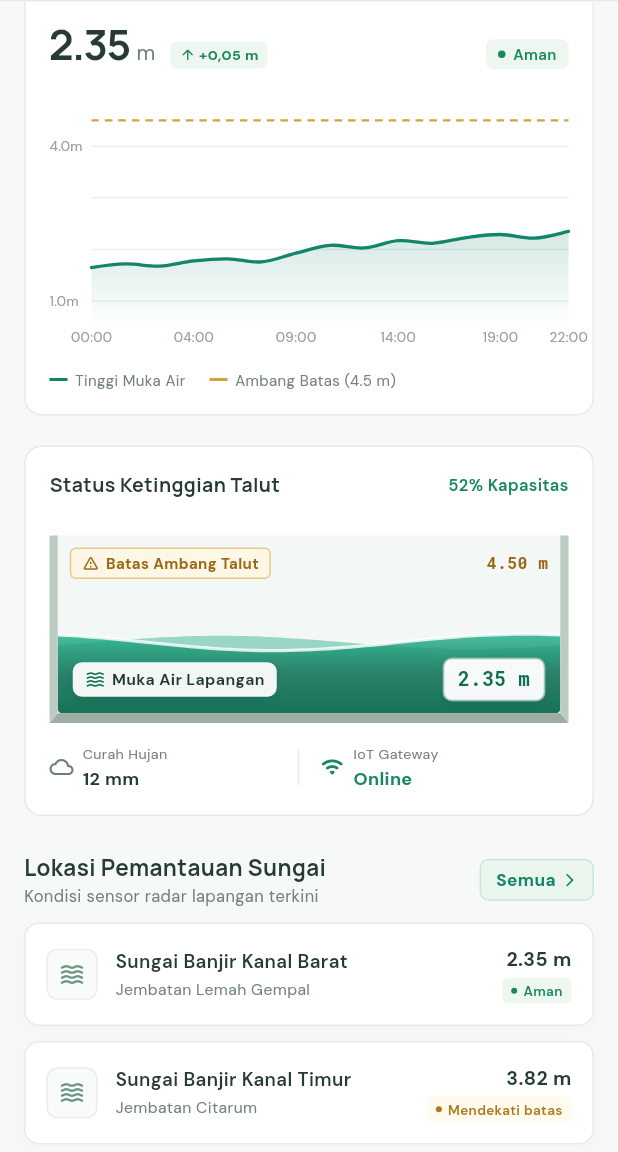
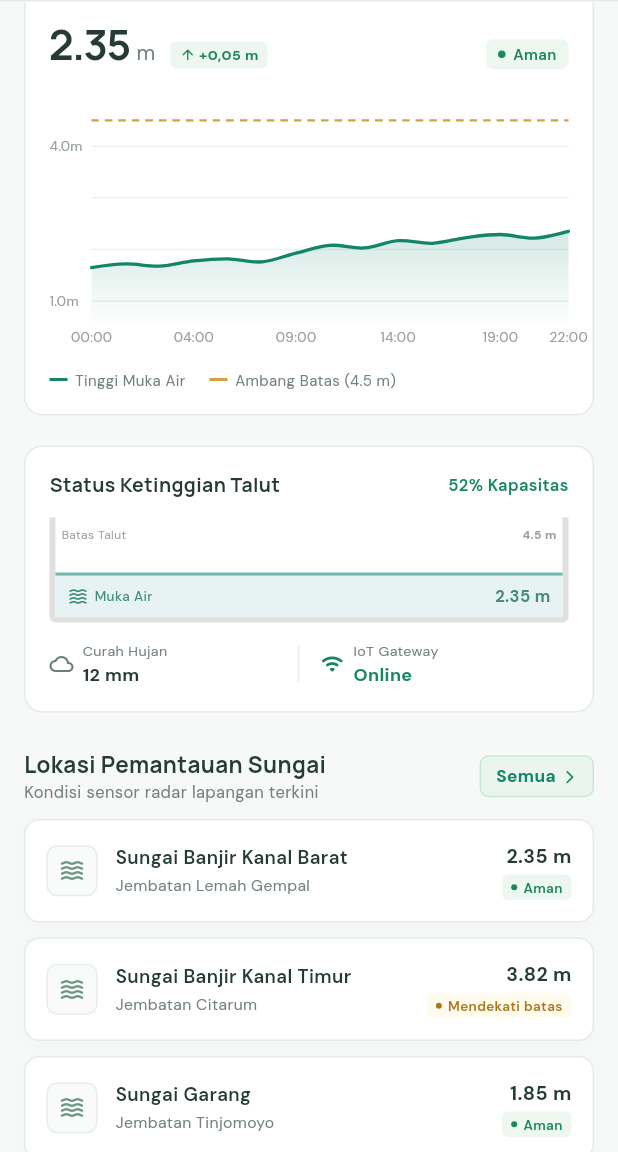
Before and after one commit to SadewaNickz/Early_Warning_System_Mobile, a Flutter app: the HomeScreen screen opened directly with empty values, scrolled down 576 dp, on a phone screen of 412 x 824 dp, the part 84-1236 px from its top. Run offline on Flutter 3.47's test engine with Material 3 defaults, Android fonts, the phone set to English and light mode, and no system bars; drawn by our look-alikes of fl_chart; our stand-ins replace google_fonts.

Commit message:
perbaiki talut

```diff
--- a/lib/screens/home_screen.dart
+++ b/lib/screens/home_screen.dart
@@ -4,7 +4,6 @@
 import '../models/station_model.dart';
 import '../services/ews_data_service.dart';
 import '../theme/app_theme.dart';
-import '../widgets/animated_river_water_gauge.dart';
 import '../widgets/bouncing_button.dart';
 
 class HomeScreen extends StatefulWidget {
@@ -840,18 +839,68 @@
           ),
           const SizedBox(height: 12),
 
-          const SizedBox(height: 12),
-
-          // Live Animated River Water Gauge (Simulasi Talut & Gelombang Aliran Air)
-          AnimatedRiverWaterGauge(
-            currentHeight: station.height,
-            limit: station.limit,
-            status: station.status,
-            isOnline: station.online,
-            gaugeHeight: 125,
+          // U-shaped river cross section (level-diagram dari web)
+          Container(
+            height: 70,
+            decoration: BoxDecoration(
+              border: Border(
+                left: BorderSide(color: Colors.grey.shade300, width: 4),
+                right: BorderSide(color: Colors.grey.shade300, width: 4),
+                bottom: BorderSide(color: Colors.grey.shade300, width: 4),
+              ),
+              borderRadius: const BorderRadius.vertical(bottom: Radius.circular(4)),
+            ),
+            child: Stack(
+              alignment: Alignment.bottomCenter,
+              children: [
+                // Dashed line ambang batas
+                Positioned(
+                  top: 6,
+                  left: 4,
+                  right: 4,
+                  child: Row(
+                    mainAxisAlignment: MainAxisAlignment.spaceBetween,
+                    children: [
+                      Text('Batas Talut', style: TextStyle(fontSize: 8, color: Colors.grey.shade500)),
+                      Text('${station.limit} m', style: TextStyle(fontSize: 8, fontWeight: FontWeight.bold, color: Colors.grey.shade500)),
+                    ],
+                  ),
+                ),
+                // River water box
+                FractionallySizedBox(
+                  heightFactor: (percent * 0.85).clamp(0.2, 0.95),
+                  widthFactor: 1.0,
+                  child: Container(
+                    decoration: const BoxDecoration(
+                      color: AppTheme.riverWater,
+                      border: Border(
+                        top: BorderSide(color: AppTheme.riverBorder, width: 2),
+                      ),
+                    ),
+                    padding: const EdgeInsets.symmetric(horizontal: 8),
+                    child: Row(
+                      mainAxisAlignment: MainAxisAlignment.spaceBetween,
+                      children: [
+                        const Row(
+                          children: [
+                            Icon(Icons.waves_rounded, size: 14, color: AppTheme.riverText),
+                            SizedBox(width: 4),
+                            Text('Muka Air', style: TextStyle(fontSize: 9, color: AppTheme.riverText, fontWeight: FontWeight.w500)),
+                          ],
+                        ),
+                        Text(
+                          '${station.height} m',
+                          style: const TextStyle(fontSize: 11, fontWeight: FontWeight.bold, color: AppTheme.riverText),
+                        ),
+                      ],
+                    ),
+                  ),
+                ),
+              ],
+            ),
           ),
 
-          const SizedBox(height: 14),
+          const SizedBox(height: 12),
 
           // Metrics: Curah Hujan & Status Gateway
           Row(
--- a/lib/screens/stations_screen.dart
+++ b/lib/screens/stations_screen.dart
@@ -3,7 +3,6 @@
 import '../models/station_model.dart';
 import '../services/ews_data_service.dart';
 import '../theme/app_theme.dart';
-import '../widgets/animated_river_water_gauge.dart';
 import '../widgets/bouncing_button.dart';
 
 class StationsScreen extends StatefulWidget {
@@ -489,17 +488,6 @@
 
               const SizedBox(height: 14),
 
-              // Live Animated River Water Gauge (Simulasi Gelombang Aliran Air)
-              AnimatedRiverWaterGauge(
-                currentHeight: station.height,
-                limit: station.limit,
-                status: station.status,
-                isOnline: station.online,
-                gaugeHeight: 110,
-              ),
-
-              const SizedBox(height: 14),
-
               // Detail telemetri sensor
               Container(
                 padding: const EdgeInsets.all(14),
--- a/lib/widgets/animated_river_water_gauge.dart
+++ /dev/null
@@ -1,321 +0,0 @@
-import 'dart:math' as math;
-import 'package:flutter/material.dart';
-import 'package:google_fonts/google_fonts.dart';
-
-class AnimatedRiverWaterGauge extends StatefulWidget {
-  final double currentHeight;
-  final double limit;
-  final String status;
-  final bool isOnline;
-  final double gaugeHeight;
-
-  const AnimatedRiverWaterGauge({
-    super.key,
-    required this.currentHeight,
-    required this.limit,
-    required this.status,
-    this.isOnline = true,
-    this.gaugeHeight = 125.0,
-  });
-
-  @override
-  State<AnimatedRiverWaterGauge> createState() => _AnimatedRiverWaterGaugeState();
-}
-
-class _AnimatedRiverWaterGaugeState extends State<AnimatedRiverWaterGauge>
-    with SingleTickerProviderStateMixin {
-  late final AnimationController _waveController;
-
-  @override
-  void initState() {
-    super.initState();
-    _waveController = AnimationController(
-      vsync: this,
-      duration: const Duration(milliseconds: 2800),
-    )..repeat();
-  }
-
-  @override
-  void dispose() {
-    _waveController.dispose();
-    super.dispose();
-  }
-
-  Color get _waterTopColor {
-    if (!widget.isOnline) return const Color(0xFF9EACA3);
-    if (widget.status == 'Bahaya') return const Color(0xFFF05159);
-    if (widget.status == 'Mendekati batas') return const Color(0xFFF5B23E);
-    return const Color(0xFF26B48F);
-  }
-
-  Color get _waterBottomColor {
-    if (!widget.isOnline) return const Color(0xFF75857C);
-    if (widget.status == 'Bahaya') return const Color(0xFFB52D35);
-    if (widget.status == 'Mendekati batas') return const Color(0xFFB87814);
-    return const Color(0xFF0F6E54);
-  }
-
-  @override
-  Widget build(BuildContext context) {
-    final validLimit = widget.limit > 0 ? widget.limit : 4.5;
-    final targetPercent = (widget.currentHeight / validLimit).clamp(0.10, 0.96);
-
-    return TweenAnimationBuilder<double>(
-      tween: Tween<double>(begin: 0.15, end: targetPercent),
-      duration: const Duration(milliseconds: 700),
-      curve: Curves.easeOutCubic,
-      builder: (context, animatedPercent, _) {
-        return Container(
-          height: widget.gaugeHeight,
-          decoration: const BoxDecoration(
-            color: Color(0xFFF3F7F5),
-            borderRadius: BorderRadius.vertical(bottom: Radius.circular(8)),
-            border: Border(
-              left: BorderSide(color: Color(0xFFBDCCC3), width: 5.5),
-              right: BorderSide(color: Color(0xFFBDCCC3), width: 5.5),
-              bottom: BorderSide(color: Color(0xFF9EACA4), width: 6.5),
-            ),
-          ),
-          child: Stack(
-            clipBehavior: Clip.none,
-            children: [
-              // Dashed line & Threshold Header (Batas Talut)
-              Positioned(
-                top: 8,
-                left: 8,
-                right: 8,
-                child: Row(
-                  mainAxisAlignment: MainAxisAlignment.spaceBetween,
-                  children: [
-                    Container(
-                      padding: const EdgeInsets.symmetric(horizontal: 7, vertical: 2.5),
-                      decoration: BoxDecoration(
-                        color: const Color(0xFFFFF7E6),
-                        borderRadius: BorderRadius.circular(4),
-                        border: Border.all(color: const Color(0xFFE8C88B)),
-                      ),
-                      child: Row(
-                        mainAxisSize: MainAxisSize.min,
-                        children: [
-                          const Icon(Icons.warning_amber_rounded, size: 12, color: Color(0xFF9B6916)),
-                          const SizedBox(width: 4),
-                          Text(
-                            'Batas Ambang Talut',
-                            style: GoogleFonts.dmSans(
-                              fontSize: 10,
-                              fontWeight: FontWeight.w700,
-                              color: const Color(0xFF9B6916),
-                            ),
-                          ),
-                        ],
-                      ),
-                    ),
-                    Text(
-                      '${widget.limit.toStringAsFixed(2)} m',
-                      style: GoogleFonts.robotoMono(
-                        fontSize: 11,
-                        fontWeight: FontWeight.w800,
-                        color: const Color(0xFF9B6916),
-                      ),
-                    ),
-                  ],
-                ),
-              ),
-
-              // Animated Water Canvas (Waves)
-              Positioned.fill(
-                child: ClipRRect(
-                  borderRadius: const BorderRadius.vertical(bottom: Radius.circular(3)),
-                  child: AnimatedBuilder(
-                    animation: _waveController,
-                    builder: (context, _) {
-                      return CustomPaint(
-                        painter: _RiverWavePainter(
-                          wavePhase: _waveController.value,
-                          percent: animatedPercent,
-                          topColor: _waterTopColor,
-                          bottomColor: _waterBottomColor,
-                        ),
-                      );
-                    },
-                  ),
-                ),
-              ),
-
-              // Floating Real-time TMA Pill
-              Positioned(
-                bottom: 8,
-                left: 10,
-                right: 10,
-                child: Row(
-                  mainAxisAlignment: MainAxisAlignment.spaceBetween,
-                  children: [
-                    Container(
-                      padding: const EdgeInsets.symmetric(horizontal: 8, vertical: 4),
-                      decoration: BoxDecoration(
-                        color: Colors.white.withOpacity(0.94),
-                        borderRadius: BorderRadius.circular(6),
-                        boxShadow: [
-                          BoxShadow(
-                            color: Colors.black.withOpacity(0.08),
-                            blurRadius: 6,
-                            offset: const Offset(0, 2),
-                          ),
-                        ],
-                      ),
-                      child: Row(
-                        mainAxisSize: MainAxisSize.min,
-                        children: [
-                          Icon(
-                            Icons.waves_rounded,
-                            size: 14,
-                            color: _waterBottomColor,
-                          ),
-                          const SizedBox(width: 4),
-                          Text(
-                            'Muka Air Lapangan',
-                            style: GoogleFonts.dmSans(
-                              fontSize: 10.5,
-                              fontWeight: FontWeight.w700,
-                              color: const Color(0xFF1E362D),
-                            ),
-                          ),
-                        ],
-                      ),
-                    ),
-                    Container(
-                      padding: const EdgeInsets.symmetric(horizontal: 9, vertical: 4),
-                      decoration: BoxDecoration(
-                        color: Colors.white.withOpacity(0.96),
-                        borderRadius: BorderRadius.circular(6),
-                        border: Border.all(color: _waterBottomColor.withOpacity(0.4)),
-                        boxShadow: [
-                          BoxShadow(
-                            color: Colors.black.withOpacity(0.08),
-                            blurRadius: 6,
-                            offset: const Offset(0, 2),
-                          ),
-                        ],
-                      ),
-                      child: Text(
-                        '${widget.currentHeight.toStringAsFixed(2)} m',
-                        style: GoogleFonts.robotoMono(
-                          fontSize: 13,
-                          fontWeight: FontWeight.w800,
-                          color: _waterBottomColor,
-                        ),
-                      ),
-                    ),
-                  ],
-                ),
-              ),
-            ],
-          ),
-        );
-      },
-    );
-  }
-}
-
-class _RiverWavePainter extends CustomPainter {
-  final double wavePhase;
-  final double percent;
-  final Color topColor;
-  final Color bottomColor;
-
-  _RiverWavePainter({
-    required this.wavePhase,
-    required this.percent,
-    required this.topColor,
-    required this.bottomColor,
-  });
-
-  @override
-  void paint(Canvas canvas, Size size) {
-    final width = size.width;
-    final height = size.height;
-
-    if (width <= 0 || height <= 0) return;
-
-    // Available depth for water (leave top margin for limit threshold)
-    const topMargin = 28.0;
-    final usableHeight = math.max(10.0, height - topMargin);
-    final waterHeight = (usableHeight * percent.clamp(0.12, 0.95));
-    final baseWaterY = height - waterHeight;
-
-    const waveAmplitude = 5.5;
-
-    // 1. Back Wave (secondary wave with soft opacity for depth)
-    final backPaint = Paint()
-      ..shader = LinearGradient(
-        begin: Alignment.topCenter,
-        end: Alignment.bottomCenter,
-        colors: [
-          topColor.withOpacity(0.45),
-          bottomColor.withOpacity(0.35),
-        ],
-      ).createShader(Rect.fromLTWH(0, math.max(0.0, baseWaterY - waveAmplitude), width, waterHeight + waveAmplitude))
-      ..style = PaintingStyle.fill;
-
-    final backPath = Path();
-    backPath.moveTo(0, height);
-    backPath.lineTo(0, baseWaterY);
-    for (double x = 0; x <= width; x += 5) {
-      final y = baseWaterY +
-          (waveAmplitude * 0.8) *
-              math.sin((x / width * 2 * math.pi) - (wavePhase * 2 * math.pi) + math.pi / 2);
-      backPath.lineTo(x, y);
-    }
-    backPath.lineTo(width, height);
-    backPath.close();
-    canvas.drawPath(backPath, backPaint);
-
-    // 2. Front Wave (primary wave with rich gradient fill)
-    final frontPaint = Paint()
-      ..shader = LinearGradient(
-        begin: Alignment.topCenter,
-        end: Alignment.bottomCenter,
-        colors: [
-          topColor.withOpacity(0.85),
-          bottomColor.withOpacity(0.80),
-          bottomColor.withOpacity(0.95),
-        ],
-      ).createShader(Rect.fromLTWH(0, math.max(0.0, baseWaterY - waveAmplitude), width, waterHeight + waveAmplitude))
-      ..style = PaintingStyle.fill;
-
-    final frontPath = Path();
-    frontPath.moveTo(0, height);
-    frontPath.lineTo(0, baseWaterY);
-    for (double x = 0; x <= width; x += 5) {
-      final y = baseWaterY +
-          waveAmplitude * math.sin((x / width * 2 * math.pi) + (wavePhase * 2 * math.pi));
-      frontPath.lineTo(x, y);
-    }
-    frontPath.lineTo(width, height);
-    frontPath.close();
-    canvas.drawPath(frontPath, frontPaint);
-
-    // 3. Crisp Glowing Crest Line along the front wave
-    final crestPaint = Paint()
-      ..color = Colors.white.withOpacity(0.80)
-      ..style = PaintingStyle.stroke
-      ..strokeWidth = 2.2;
-
-    final crestPath = Path();
-    crestPath.moveTo(0, baseWaterY + waveAmplitude * math.sin(wavePhase * 2 * math.pi));
-    for (double x = 0; x <= width; x += 5) {
-      final y = baseWaterY +
-          waveAmplitude * math.sin((x / width * 2 * math.pi) + (wavePhase * 2 * math.pi));
-      crestPath.lineTo(x, y);
-    }
-    canvas.drawPath(crestPath, crestPaint);
-  }
-
-  @override
-  bool shouldRepaint(covariant _RiverWavePainter oldDelegate) {
-    return oldDelegate.wavePhase != wavePhase ||
-        oldDelegate.percent != percent ||
-        oldDelegate.topColor != topColor ||
-        oldDelegate.bottomColor != bottomColor;
-  }
-}
```
